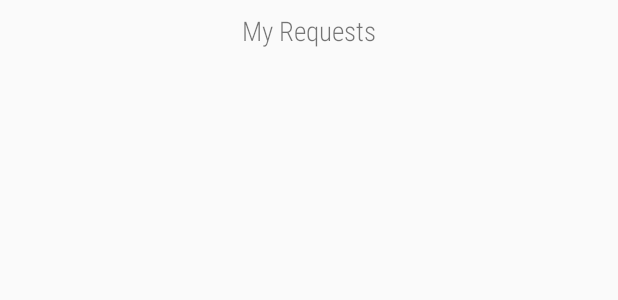
After one commit to arnabmaji/NetworkComplaints-android, an Android app: the layout fragment_requests.xml on its own in the app's theme, with its tools: preview values and no code run, on a phone screen of 412 x 824 dp. The commit adds this screen. Shown: the top 300 px of the screen. Run offline under Robolectric (Android 15) with nearby library versions, the phone set to English and light mode, and no system bars.

Commit message:
create layout for my requests fragment

```diff
--- /dev/null
+++ b/app/src/main/java/io/github/arnabmaji19/networkcomplaints/RequestsFragment.java
@@ -0,0 +1,19 @@
+package io.github.arnabmaji19.networkcomplaints;
+
+import android.os.Bundle;
+import android.view.LayoutInflater;
+import android.view.View;
+import android.view.ViewGroup;
+
+import androidx.annotation.NonNull;
+import androidx.annotation.Nullable;
+import androidx.fragment.app.Fragment;
+
+public class RequestsFragment extends Fragment {
+
+    @Nullable
+    @Override
+    public View onCreateView(@NonNull LayoutInflater inflater, @Nullable ViewGroup container, @Nullable Bundle savedInstanceState) {
+        return super.onCreateView(inflater, container, savedInstanceState);
+    }
+}
--- a/app/src/main/java/io/github/arnabmaji19/networkcomplaints/util/LocationDataManager.java
+++ b/app/src/main/java/io/github/arnabmaji19/networkcomplaints/util/LocationDataManager.java
@@ -12,9 +12,6 @@ import android.os.Bundle;
 import androidx.core.content.ContextCompat;
 
 public class LocationDataManager {
-
-    private final static int MINIMUM_LOCATION_REFRESH_TIME = 1000; //In milliseconds
-    private final static int MINIMUM_LOCATION_REFRESH_DISTANCE = 1; //in meters
 
     private Context context;
     private LocationManager locationManager;
--- /dev/null
+++ b/app/src/main/res/layout/fragment_requests.xml
@@ -0,0 +1,120 @@
+<?xml version="1.0" encoding="utf-8"?>
+<androidx.constraintlayout.widget.ConstraintLayout xmlns:android="http://schemas.android.com/apk/res/android"
+    xmlns:app="http://schemas.android.com/apk/res-auto"
+    android:layout_width="match_parent"
+    android:layout_height="match_parent">
+
+    <androidx.constraintlayout.widget.ConstraintLayout
+        android:id="@+id/loadRequestsPromptLayout"
+        android:layout_width="match_parent"
+        android:layout_height="match_parent"
+        android:visibility="gone"
+        app:layout_constraintBottom_toBottomOf="parent"
+        app:layout_constraintEnd_toEndOf="parent"
+        app:layout_constraintStart_toStartOf="parent"
+        app:layout_constraintTop_toTopOf="parent">
+
+        <Button
+            android:id="@+id/getRequestsButton"
+            android:layout_width="wrap_content"
+            android:layout_height="wrap_content"
+            android:layout_marginBottom="8dp"
+            android:background="@drawable/round_button"
+            android:padding="16dp"
+            android:text="@string/get_my_requests"
+            android:textAllCaps="false"
+            android:textColor="@android:color/background_light"
+            app:layout_constraintBottom_toBottomOf="parent"
+            app:layout_constraintEnd_toEndOf="parent"
+            app:layout_constraintHorizontal_bias="0.5"
+            app:layout_constraintStart_toStartOf="parent" />
+
+        <LinearLayout
+            android:id="@+id/loadingProgress"
+            android:layout_width="wrap_content"
+            android:layout_height="wrap_content"
+            android:layout_marginBottom="30dp"
+            android:gravity="center"
+            android:orientation="horizontal"
+            android:visibility="gone"
+            app:layout_constraintBottom_toTopOf="@+id/getRequestsButton"
+            app:layout_constraintEnd_toEndOf="parent"
+            app:layout_constraintHorizontal_bias="0.5"
+            app:layout_constraintStart_toStartOf="parent">
+
+            <ProgressBar
+                android:id="@+id/progressBar2"
+                style="?android:attr/progressBarStyle"
+                android:layout_width="wrap_content"
+                android:layout_height="wrap_content"
+                android:layout_weight="1" />
+
+            <TextView
+                android:id="@+id/textView6"
+                android:layout_width="wrap_content"
+                android:layout_height="wrap_content"
+                android:layout_weight="1"
+                android:text="@string/please_wait"
+                android:textSize="16sp" />
+        </LinearLayout>
+
+        <ImageView
+            android:id="@+id/imageView4"
+            android:layout_width="wrap_content"
+            android:layout_height="wrap_content"
+            android:layout_marginTop="32dp"
+            app:layout_constraintEnd_toEndOf="parent"
+            app:layout_constraintHorizontal_bias="0.5"
+            app:layout_constraintStart_toStartOf="parent"
+            app:layout_constraintTop_toTopOf="parent"
+            app:srcCompat="@drawable/request" />
+
+        <TextView
+            android:id="@+id/textView7"
+            android:layout_width="wrap_content"
+            android:layout_height="wrap_content"
+            android:layout_marginTop="8dp"
+            android:layout_marginBottom="8dp"
+            android:fontFamily="sans-serif-condensed-light"
+            android:text="@string/user_requests_summary"
+            android:textAlignment="center"
+            android:textSize="18sp"
+            app:layout_constraintBottom_toTopOf="@+id/getRequestsButton"
+            app:layout_constraintEnd_toEndOf="parent"
+            app:layout_constraintHorizontal_bias="0.5"
+            app:layout_constraintStart_toStartOf="parent"
+            app:layout_constraintTop_toBottomOf="@+id/imageView4" />
+
+    </androidx.constraintlayout.widget.ConstraintLayout>
+
+    <androidx.constraintlayout.widget.ConstraintLayout
+        android:layout_width="match_parent"
+        android:layout_height="match_parent"
+        app:layout_constraintBottom_toBottomOf="parent"
+        app:layout_constraintEnd_toEndOf="parent"
+        app:layout_constraintStart_toStartOf="parent"
+        app:layout_constraintTop_toTopOf="parent">
+
+        <TextView
+            android:id="@+id/textView8"
+            android:layout_width="wrap_content"
+            android:layout_height="wrap_content"
+            android:layout_marginTop="8dp"
+            android:fontFamily="sans-serif-condensed-light"
+            android:text="@string/my_requests"
+            android:textSize="18sp"
+            app:layout_constraintEnd_toEndOf="parent"
+            app:layout_constraintHorizontal_bias="0.5"
+            app:layout_constraintStart_toStartOf="parent"
+            app:layout_constraintTop_toTopOf="parent" />
+
+        <androidx.recyclerview.widget.RecyclerView
+            android:id="@+id/requestsRecyclerView"
+            android:layout_width="0dp"
+            android:layout_height="0dp"
+            app:layout_constraintBottom_toBottomOf="parent"
+            app:layout_constraintEnd_toEndOf="parent"
+            app:layout_constraintStart_toStartOf="parent"
+            app:layout_constraintTop_toBottomOf="@+id/textView8" />
+    </androidx.constraintlayout.widget.ConstraintLayout>
+</androidx.constraintlayout.widget.ConstraintLayout>
--- a/app/src/main/res/values/strings.xml
+++ b/app/src/main/res/values/strings.xml
@@ -38,9 +38,9 @@
     <string name="unknown">Unknown</string>
     <string name="latitude">Latitude</string>
     <string name="longitude">Longitude</string>
-    <string name="postal_code">Postal Code</string>
-    <string name="state">State</string>
+    <string name="get_my_requests">Get My Requests</string>
     <string name="send_statistics_data">Send Statistics Data</string>
+    <string name="user_requests_summary">Load your previous requests\n and see status progress!</string>
     <!--    preferences-->
     <string name="clear_log_in_pref_key">clear_log_in_pref_key</string>
     <string name="clear_log_in_pref">Log Out</string>
```
Also changed, not shown: app/src/main/res/drawable-hdpi/request.png (added), app/src/main/res/drawable-mdpi/request.png (added), app/src/main/res/drawable-xhdpi/request.png (added).
